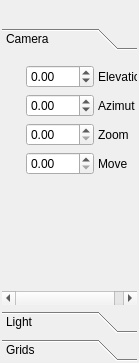
Before: the Qt Designer form src/cpp/plantgl/gui/base/interface/controlpanelwidget.ui in openalea/plantgl, drawn with Qt 5.
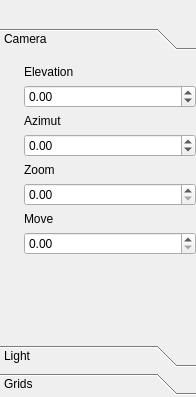
After: the same form once the commit is applied.

Commit message: fix small bug with interface

What changed in the file:
```diff
--- a/src/cpp/plantgl/gui/base/interface/controlpanelwidget.ui
+++ b/src/cpp/plantgl/gui/base/interface/controlpanelwidget.ui
@@ -6,8 +6,8 @@
    <rect>
     <x>0</x>
     <y>0</y>
-    <width>139</width>
-    <height>363</height>
+    <width>196</width>
+    <height>397</height>
    </rect>
   </property>
   <property name="sizePolicy">
@@ -20,7 +20,16 @@
    <bool>true</bool>
   </property>
   <layout class="QGridLayout">
-   <property name="margin">
+   <property name="leftMargin">
+    <number>0</number>
+   </property>
+   <property name="topMargin">
+    <number>2</number>
+   </property>
+   <property name="rightMargin">
+    <number>0</number>
+   </property>
+   <property name="bottomMargin">
     <number>2</number>
    </property>
    <property name="spacing">
@@ -42,8 +51,8 @@
        <rect>
         <x>0</x>
         <y>0</y>
-        <width>135</width>
-        <height>251</height>
+        <width>196</width>
+        <height>255</height>
        </rect>
       </property>
       <attribute name="label">
@@ -71,88 +80,7 @@
        <property name="verticalSpacing">
         <number>6</number>
        </property>
-       <item row="4" column="1">
-        <spacer>
-         <property name="orientation">
-          <enum>Qt::Vertical</enum>
-         </property>
-         <property name="sizeHint" stdset="0">
-          <size>
-           <width>20</width>
-           <height>1</height>
-          </size>
-         </property>
-        </spacer>
-       </item>
-       <item row="3" column="2">
-        <widget class="QLabel" name="label_4">
-         <property name="text">
-          <string>Move</string>
-         </property>
-        </widget>
-       </item>
-       <item row="2" column="2">
-        <widget class="QLabel" name="label_3">
-         <property name="text">
-          <string>Zoom</string>
-         </property>
-        </widget>
-       </item>
-       <item row="0" column="2">
-        <widget class="QLabel" name="__elevationLabel">
-         <property name="text">
-          <string>Elevation</string>
-         </property>
-        </widget>
-       </item>
-       <item row="1" column="2">
-        <widget class="QLabel" name="label">
-         <property name="text">
-          <string>Azimut</string>
-         </property>
-        </widget>
-       </item>
-       <item row="3" column="1">
-        <widget class="QDoubleSpinBox" name="__StepMove">
-         <property name="singleStep">
-          <double>0.010000000000000</double>
-         </property>
-        </widget>
-       </item>
-       <item row="2" column="1">
-        <widget class="QDoubleSpinBox" name="__zoomSpin">
-         <property name="singleStep">
-          <double>0.010000000000000</double>
-         </property>
-        </widget>
-       </item>
-       <item row="1" column="1">
-        <widget class="QDoubleSpinBox" name="__azimuthSpin">
-         <property name="minimum">
-          <double>-179.990000000000009</double>
-         </property>
-         <property name="maximum">
-          <double>180.000000000000000</double>
-         </property>
-         <property name="singleStep">
-          <double>0.010000000000000</double>
-         </property>
-        </widget>
-       </item>
-       <item row="0" column="1">
-        <widget class="QDoubleSpinBox" name="__elevationSpin">
-         <property name="minimum">
-          <double>-179.990000000000009</double>
-         </property>
-         <property name="maximum">
-          <double>180.000000000000000</double>
-         </property>
-         <property name="singleStep">
-          <double>0.010000000000000</double>
-         </property>
-        </widget>
-       </item>
-       <item row="2" column="0">
+       <item row="5" column="0">
         <widget class="QPushButton" name="__linkedZoom">
          <property name="maximumSize">
           <size>
@@ -174,6 +102,87 @@
          </property>
         </widget>
        </item>
+       <item row="1" column="1">
+        <widget class="QDoubleSpinBox" name="__elevationSpin">
+         <property name="minimum">
+          <double>-179.990000000000009</double>
+         </property>
+         <property name="maximum">
+          <double>180.000000000000000</double>
+         </property>
+         <property name="singleStep">
+          <double>0.010000000000000</double>
+         </property>
+        </widget>
+       </item>
+       <item row="0" column="1">
+        <widget class="QLabel" name="__elevationLabel">
+         <property name="text">
+          <string>Elevation</string>
+         </property>
+        </widget>
+       </item>
+       <item row="2" column="1">
+        <widget class="QLabel" name="label">
+         <property name="text">
+          <string>Azimut</string>
+         </property>
+        </widget>
+       </item>
+       <item row="4" column="1">
+        <widget class="QLabel" name="label_3">
+         <property name="text">
+          <string>Zoom</string>
+         </property>
+        </widget>
+       </item>
+       <item row="7" column="1">
+        <widget class="QDoubleSpinBox" name="__StepMove">
+         <property name="singleStep">
+          <double>0.010000000000000</double>
+         </property>
+        </widget>
+       </item>
+       <item row="3" column="1">
+        <widget class="QDoubleSpinBox" name="__azimuthSpin">
+         <property name="minimum">
+          <double>-179.990000000000009</double>
+         </property>
+         <property name="maximum">
+          <double>180.000000000000000</double>
+         </property>
+         <property name="singleStep">
+          <double>0.010000000000000</double>
+         </property>
+        </widget>
+       </item>
+       <item row="5" column="1">
+        <widget class="QDoubleSpinBox" name="__zoomSpin">
+         <property name="singleStep">
+          <double>0.010000000000000</double>
+         </property>
+        </widget>
+       </item>
+       <item row="8" column="1">
+        <spacer>
+         <property name="orientation">
+          <enum>Qt::Vertical</enum>
+         </property>
+         <property name="sizeHint" stdset="0">
+          <size>
+           <width>20</width>
+           <height>1</height>
+          </size>
+         </property>
+        </spacer>
+       </item>
+       <item row="6" column="1">
+        <widget class="QLabel" name="label_4">
+         <property name="text">
+          <string>Move</string>
+         </property>
+        </widget>
+       </item>
       </layout>
      </widget>
      <widget class="QWidget" name="mLightPage">
```
Left out of the diff: 188 changed lines with no effect on the pictures. The commit also changes 6 other files.
